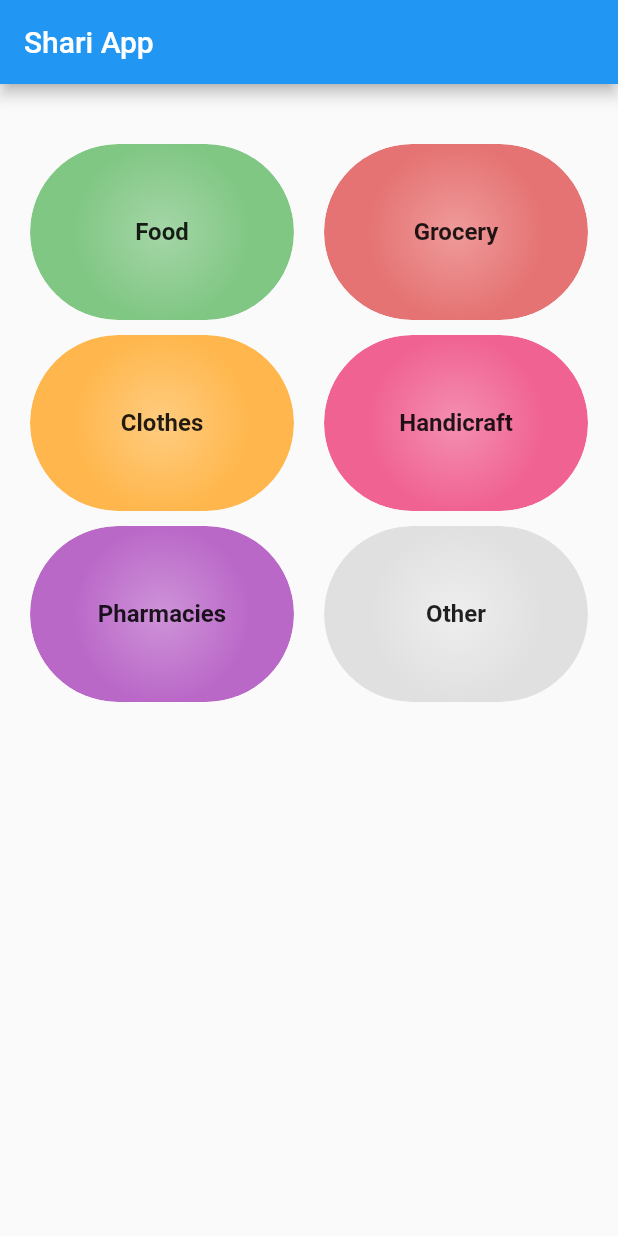
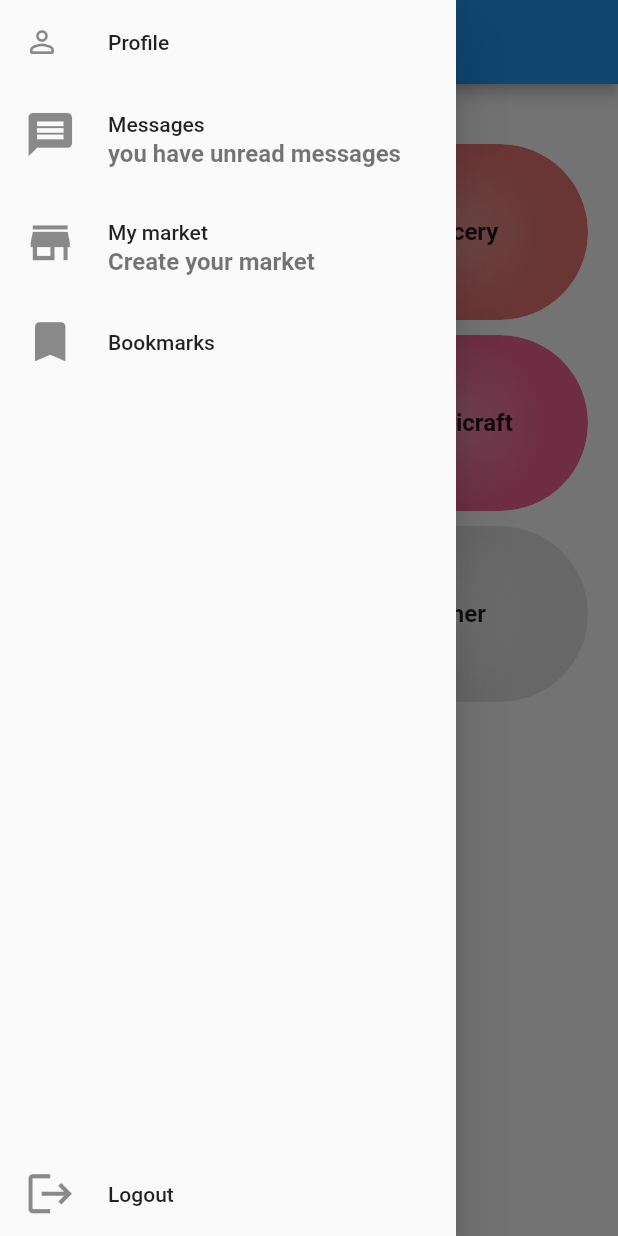
Before and after one commit to eLMoMaNi/Shari, a Flutter app: the HomeScreen screen opened directly, with the side drawer open (before the commit the screen has no drawer), on a phone screen of 412 x 824 dp. Run offline on Flutter 3.47's test engine with Material 2 defaults, Android fonts, the light colour scheme and no system bars; our stand-ins replace flutter_login; Roboto replaces fonts that are missing (Tajawal).

Commit message:
added app drawer

```diff
--- a/mobile_app/lib/screens/home_screen.dart
+++ b/mobile_app/lib/screens/home_screen.dart
@@ -1,4 +1,5 @@
 import 'package:Shari/widgets/category_card.dart';
+import 'package:Shari/widgets/main_drawer.dart';
 import 'package:flutter/material.dart';
 
 const List<Map<String, dynamic>> _categories = const [
@@ -26,6 +27,7 @@ class HomeScreen extends StatelessWidget {
   @override
   Widget build(BuildContext context) {
     return Scaffold(
+      drawer: MainDrawer(),
       appBar: AppBar(
         title: Text("Shari App"),
       ),
--- /dev/null
+++ b/mobile_app/lib/widgets/main_drawer.dart
@@ -0,0 +1,90 @@
+import 'package:flutter/material.dart';
+import '../screens/login_screen.dart';
+import './profile_drawer_card.dart';
+
+const double _iconsSize = 35;
+
+class MainDrawer extends StatelessWidget {
+  @override
+  Widget build(BuildContext context) {
+    return Drawer(
+      child: Container(
+        child: Column(
+          children: [
+            Container(
+              //?Status bar color
+              height: MediaQuery.of(context).padding.top,
+              color: Theme.of(context).accentColor,
+            ),
+            Expanded(
+              child: Column(
+                children: [
+                  ProfileDrawerCard(),
+                  ListTile(
+                    leading: Icon(Icons.message, size: _iconsSize),
+                    title: Text("Messages"),
+                    subtitle: Text("you have unread messages"),
+                    //TODO implement navigators
+                    onTap: () {},
+                  ),
+                  ListTile(
+                    leading: Icon(Icons.store, size: _iconsSize),
+                    title: Text("My market"),
+                    subtitle: Text("Create your market"),
+                    //Todo
+                    onTap: () {},
+                  ),
+                  ListTile(
+                    leading: Icon(Icons.bookmark, size: _iconsSize),
+                    title: Text("Bookmarks"),
+                    //Todo
+                    onTap: () {},
+                  ),
+                  Expanded(child: Container()),
+                  ListTile(
+                    leading: Icon(Icons.logout, size: _iconsSize),
+                    title: Text("Logout"),
+                    //Todo
+                    onTap: () {
+                      showDialog(
+                          context: context,
+                          builder: (_) {
+                            //
+                            return AlertDialog(
+                              content:
+                                  Text("Are you sure you want to logout ?"),
+                              actions: [
+                                FlatButton(
+                                    onPressed: () {
+                                      //this push to Loginscreen and clear the stack
+                                      //idk how it exactly works, so DON'T Touch
+                                      Navigator.of(context)
+                                          .pushNamedAndRemoveUntil(
+                                              LoginScreen.route, (r) => false);
+                                    },
+                                    child: Text(
+                                      "Logout",
+                                      style: TextStyle(
+                                          color: Theme.of(context).errorColor),
+                                    )),
+                                FlatButton(
+                                    onPressed: () {
+                                      Navigator.of(context).pop();
+                                    },
+                                    child: Text(
+                                      "Stay logged in",
+                                    )),
+                              ],
+                            );
+                          });
+                    },
+                  ),
+                ],
+              ),
+            ),
+          ],
+        ),
+      ),
+    );
+  }
+}
--- /dev/null
+++ b/mobile_app/lib/widgets/profile_drawer_card.dart
@@ -0,0 +1,15 @@
+import 'package:flutter/material.dart';
+
+class ProfileDrawerCard extends StatelessWidget {
+  @override
+  Widget build(BuildContext context) {
+    //TODO implement the dynamic look of profile card
+    return ListTile(
+      leading: Icon(Icons.person_outline_rounded),
+      title: Text("Profile"),
+      onTap: () {
+        //TODO go to profile page
+      },
+    );
+  }
+}
```
